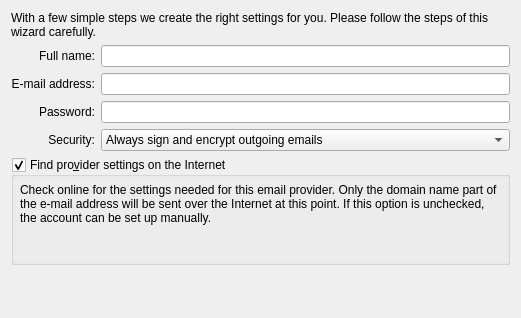
KDE/kmail-account-wizard, file src/ui/personaldatapage.ui: the form before one commit.
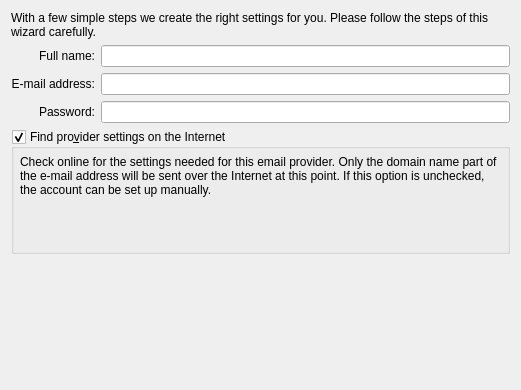
The form after the commit. Custom widgets are drawn as their Qt base class.

What changed in the file:
```diff
--- a/src/ui/personaldatapage.ui
+++ b/src/ui/personaldatapage.ui
@@ -7,7 +7,7 @@
     <x>0</x>
     <y>0</y>
     <width>521</width>
-    <height>318</height>
+    <height>390</height>
    </rect>
   </property>
   <layout class="QVBoxLayout" name="verticalLayout_3">
@@ -95,40 +95,6 @@
        </property>
       </widget>
      </item>
-     <item row="3" column="0">
-      <widget class="QLabel" name="cryptoLabel">
-       <property name="text">
-        <string>Security:</string>
-       </property>
-       <property name="alignment">
-        <set>Qt::AlignRight|Qt::AlignTrailing|Qt::AlignVCenter</set>
-       </property>
-      </widget>
-     </item>
-     <item row="3" column="1">
-      <widget class="QComboBox" name="cryptoComboBox">
-       <item>
-        <property name="text">
-         <string>Always sign and encrypt outgoing emails</string>
-        </property>
-       </item>
-       <item>
-        <property name="text">
-         <string>Always sign outgoing emails</string>
-        </property>
-       </item>
-       <item>
-        <property name="text">
-         <string>Always encrypt outgoing emails</string>
-        </property>
-       </item>
-       <item>
-        <property name="text">
-         <string>Don't sign or encrypt outgoing emails</string>
-        </property>
-       </item>
-      </widget>
-     </item>
     </layout>
    </item>
    <item>
```
